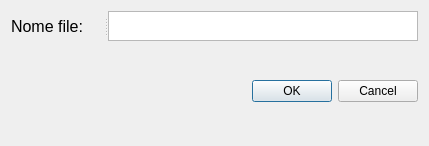
Qt form PDSClient/newfiledialog.ui (Figus13/ClientTextEditor) before a commit.
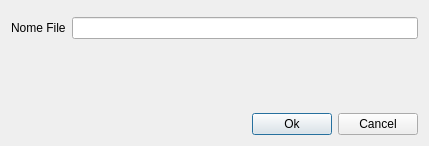
The same form after that commit.

Diff of the .ui file:
```diff
--- a/PDSClient/newfiledialog.ui
+++ b/PDSClient/newfiledialog.ui
@@ -27,51 +27,76 @@
        <property name="maximumSize">
         <size>
          <width>16777215</width>
-         <height>30</height>
+         <height>16777215</height>
         </size>
        </property>
        <property name="orientation">
         <enum>Qt::Horizontal</enum>
        </property>
-       <widget class="QLabel" name="label">
-        <property name="styleSheet">
-         <string notr="true">*{
-font-familiy: Roboto;
-font-size: 16px;
-}</string>
-        </property>
-        <property name="text">
-         <string>Nome file: </string>
-        </property>
-       </widget>
-       <widget class="QPlainTextEdit" name="filenameEdit">
-        <property name="sizePolicy">
-         <sizepolicy hsizetype="Expanding" vsizetype="Fixed">
-          <horstretch>0</horstretch>
-          <verstretch>0</verstretch>
-         </sizepolicy>
-        </property>
-        <property name="maximumSize">
-         <size>
-          <width>16777215</width>
-          <height>30</height>
-         </size>
-        </property>
-       </widget>
       </widget>
      </item>
+     <item>
+      <layout class="QHBoxLayout" name="horizontalLayout_2">
+       <item>
+        <widget class="QLabel" name="label">
+         <property name="text">
+          <string>Nome File</string>
+         </property>
+        </widget>
+       </item>
+       <item>
+        <widget class="QLineEdit" name="filenameEdit"/>
+       </item>
+      </layout>
+     </item>
+     <item>
+      <spacer name="verticalSpacer">
+       <property name="orientation">
+        <enum>Qt::Vertical</enum>
+       </property>
+       <property name="sizeHint" stdset="0">
+        <size>
+         <width>20</width>
+         <height>40</height>
+        </size>
+       </property>
+      </spacer>
+     </item>
      <item>
       <widget class="QSplitter" name="splitter_2">
        <property name="orientation">
         <enum>Qt::Horizontal</enum>
        </property>
-       <widget class="QDialogButtonBox" name="buttonBox">
-        <property name="orientation">
-         <enum>Qt::Horizontal</enum>
-        </property>
-        <property name="standardButtons">
-         <set>QDialogButtonBox::Cancel|QDialogButtonBox::Ok</set>
-        </property>
+       <widget class="QWidget" name="horizontalLayoutWidget">
+        <layout class="QHBoxLayout" name="horizontalLayout">
+         <item>
+          <spacer name="horizontalSpacer">
+           <property name="orientation">
+            <enum>Qt::Horizontal</enum>
+           </property>
+           <property name="sizeHint" stdset="0">
+            <size>
+             <width>40</width>
+             <height>20</height>
+            </size>
+           </property>
+          </spacer>
+         </item>
+         <item>
+          <widget class="QPushButton" name="Ok">
+           <property name="text">
+            <string>Ok</string>
+           </property>
+          </widget>
+         </item>
+         <item>
+          <widget class="QPushButton" name="Cancel">
+           <property name="text">
+            <string>Cancel</string>
+           </property>
+          </widget>
+         </item>
+        </layout>
        </widget>
       </widget>
      </item>
```
Left out of the diff: 26 changed lines with no effect on the pictures.
